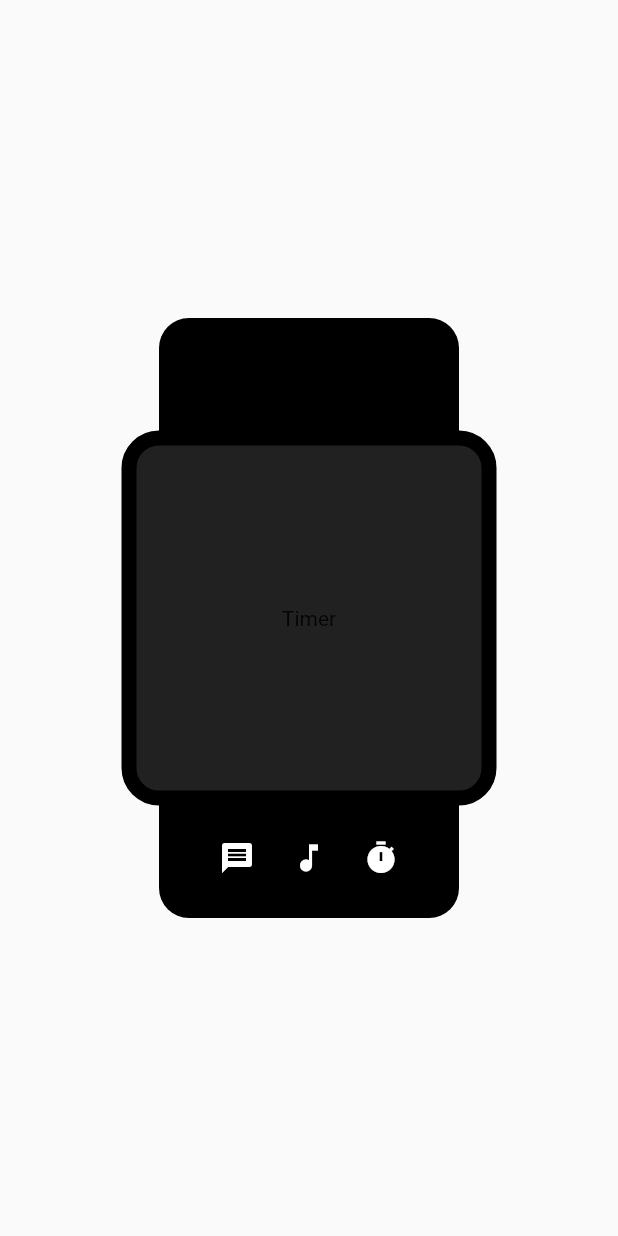
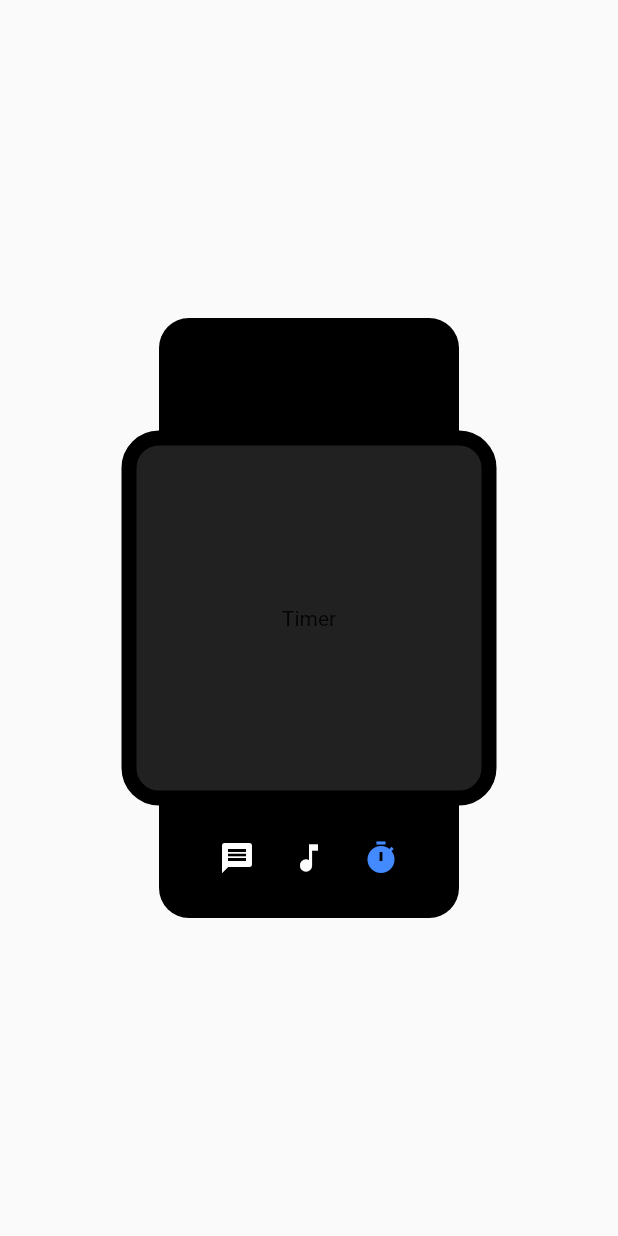
Before and after one commit to ekokratos/smart-watch, a Flutter app: the screen it shows after launch, after a tap on the "music note" icon, after a tap on the "timer" icon, on a phone screen of 412 x 824 dp. Run offline on Flutter 3.47's test engine with Material 2 defaults, Android fonts, the phone set to English and light mode, and no system bars.

Commit message:
added screen switch

```diff
--- a/lib/main.dart
+++ b/lib/main.dart
@@ -12,6 +12,8 @@ class MyApp extends StatelessWidget {
   }
 }
 
+enum Screen { message, music, timer }
+
 class MyHomePage extends StatefulWidget {
   @override
   _MyHomePageState createState() => _MyHomePageState();
@@ -19,6 +21,8 @@ class MyHomePage extends StatefulWidget {
 
 class _MyHomePageState extends State<MyHomePage> {
   int state = 0;
+
+  Screen selectedScreen = Screen.message;
 
   switchScreen() {
     switch (state) {
@@ -123,25 +127,40 @@ class _MyHomePageState extends State<MyHomePage> {
                         IconButton(
                             icon: Icon(
                               Icons.message,
-                              color: Colors.white,
+                              color: selectedScreen == Screen.message
+                                  ? Colors.blueAccent
+                                  : Colors.white,
                             ),
                             onPressed: () {
                               setState(() {
                                 state = 0;
+                                selectedScreen = Screen.message;
                               });
                             }),
                         IconButton(
-                            icon: Icon(Icons.music_note, color: Colors.white),
+                            icon: Icon(
+                              Icons.music_note,
+                              color: selectedScreen == Screen.music
+                                  ? Colors.blueAccent
+                                  : Colors.white,
+                            ),
                             onPressed: () {
                               setState(() {
                                 state = 1;
+                                selectedScreen = Screen.music;
                               });
                             }),
                         IconButton(
-                            icon: Icon(Icons.timer, color: Colors.white),
+                            icon: Icon(
+                              Icons.timer,
+                              color: selectedScreen == Screen.timer
+                                  ? Colors.blueAccent
+                                  : Colors.white,
+                            ),
                             onPressed: () {
                               setState(() {
                                 state = 2;
+                                selectedScreen = Screen.timer;
                               });
                             })
                       ],
```
